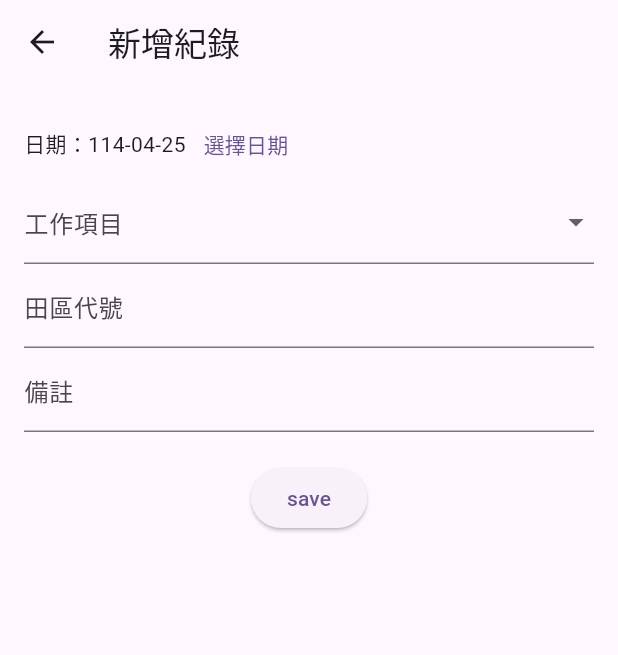
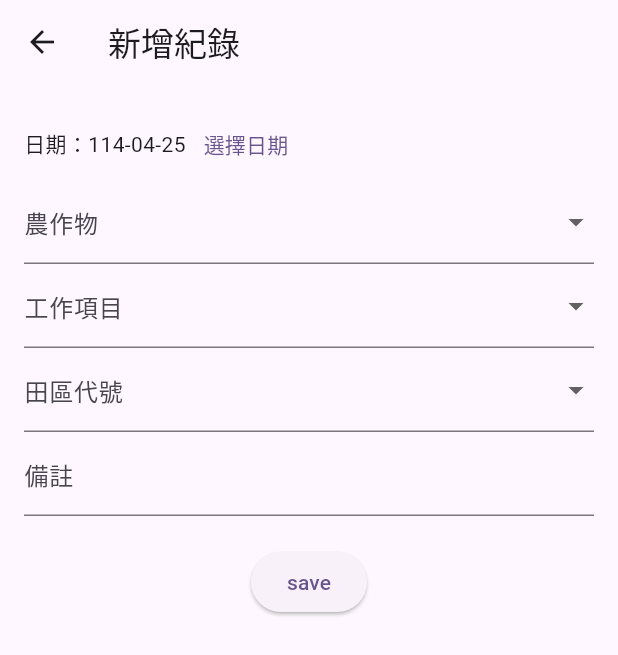
Before and after one commit to duck0000627/no.15_flutter, a Flutter app: the AddRecordScreen screen opened directly, on a phone screen of 412 x 824 dp. Shown: the top 655 px of the screen. Run offline on Flutter 3.47's test engine with Material 3 defaults, Android fonts, the phone set to English and light mode, and no system bars.

Commit message:
新增農作物記錄

```diff
--- a/lib/screens/add_screen.dart
+++ b/lib/screens/add_screen.dart
@@ -11,10 +11,16 @@ class AddRecordScreen extends StatefulWidget {
 
 class _AddRecordScreenState extends State<AddRecordScreen> {
   final _formKey = GlobalKey<FormState>();
+  String _crops = '';
   String _task = '';
   String _field = '';
   String _note = '';
   DateTime _selectedDate = DateTime.now();
+
+  final List<String> _cropsOptions = [
+    '黃豆',
+    '黑豆',
+  ];
 
   final List<String> _taskOptions = [
     '播種',
@@ -25,6 +31,15 @@ class _AddRecordScreenState extends State<AddRecordScreen> {
     '防病蟲害',
     '採收',
     '其他',
+  ];
+
+  final List<String> _fieldOptions = [
+    'A1',
+    'A2',
+    'A3',
+    'A4',
+    'A5',
+    'A6',
   ];
 
 
@@ -64,6 +79,25 @@ class _AddRecordScreenState extends State<AddRecordScreen> {
                   TextButton(onPressed: _pickDate, child: const Text('選擇日期')),
                 ],
               ),
+
+              //農作物
+              DropdownButtonFormField<String>(
+                  decoration: const InputDecoration(labelText: '農作物'),
+                  value: _crops.isNotEmpty ? _crops : null,
+                  items: _cropsOptions.map((task){
+                    return DropdownMenuItem<String>(
+                        value: task,
+                        child: Text(task),
+                    );
+                  }).toList(),
+                  onChanged: (value){
+                    setState(() {
+                      _crops = value ?? '';
+                    });
+                  },
+                onSaved: (value) => _crops = value ?? '',
+              ),
+
               //工作項目
               DropdownButtonFormField<String>(
                   decoration: const InputDecoration(labelText: '工作項目'),
@@ -82,8 +116,20 @@ class _AddRecordScreenState extends State<AddRecordScreen> {
                 onSaved: (value) => _task = value ?? '',
               ),
               //田區代號
-              TextFormField(
-                decoration: const InputDecoration(labelText: '田區代號'),
+              DropdownButtonFormField<String>(
+                  decoration: const InputDecoration(labelText: '田區代號'),
+                  value: _field.isNotEmpty ? _field : null,
+                  items: _fieldOptions.map((task){
+                    return DropdownMenuItem<String>(
+                        value: task,
+                        child: Text(task),
+                    );
+                  }).toList(),
+                  onChanged: (value){
+                    setState(() {
+                      _field = value ?? '';
+                    });
+                  },
                 onSaved: (value) => _field = value ?? '',
               ),
               //備註
@@ -97,6 +143,7 @@ class _AddRecordScreenState extends State<AddRecordScreen> {
                   _formKey.currentState?.save();
                   Navigator.pop(context,{
                     'date': formattedDate,
+                    'crops' : _crops,
                     'task' : _task,
                     'field' : _field,
                     'note' : _note,
```
Also changed, not shown: lib/screens/home/home_screen.dart (+20 -11 lines).
